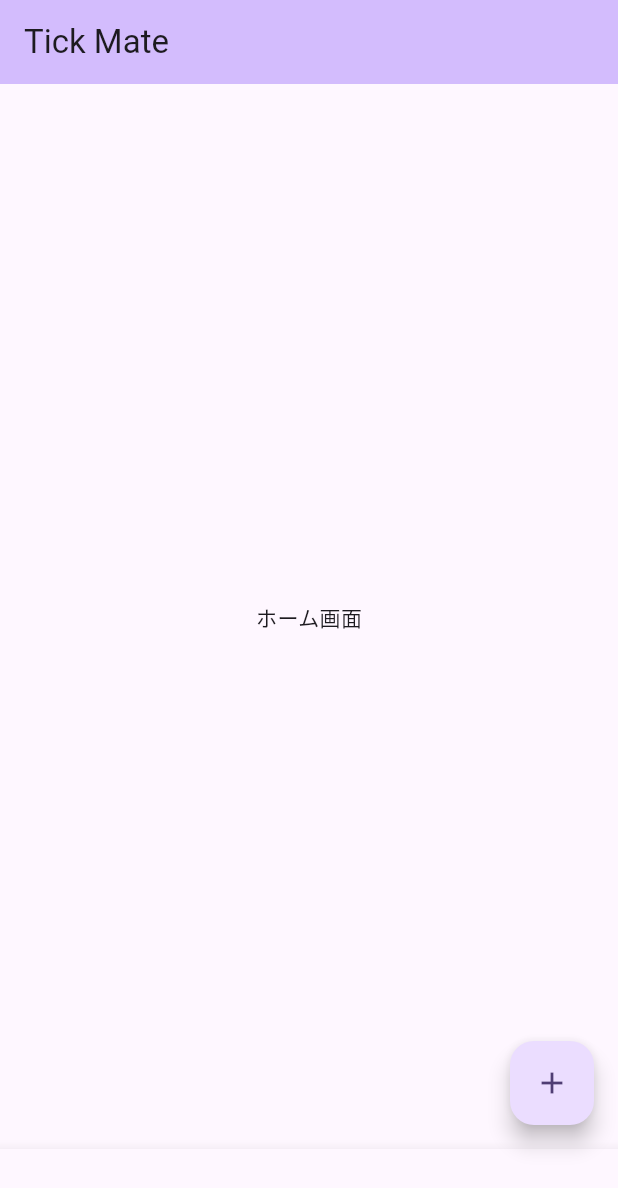
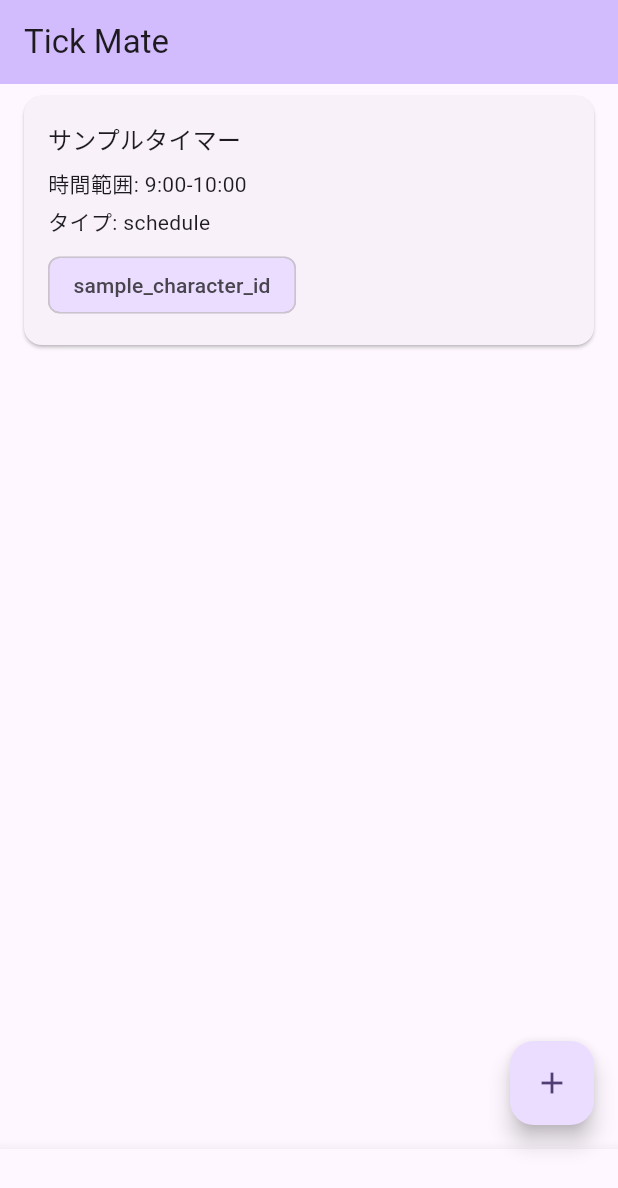
Before and after one commit to miu200521358/tick_mate_t3, a Flutter app: the screen it shows after launch, after a tap on the "add" icon, on a phone screen of 412 x 824 dp. Shown: the top 1188 px of the screen. Run offline on Flutter 3.47's test engine with Material 3 defaults, Android fonts, the phone set to English and light mode, and no system bars; our stand-ins replace dio, equatable, flutter_bloc, flutter_dotenv, flutter_secure_storage, get_it and 2 more; accounts and stored records are empty.

Commit message:
feat: flutter_blocの導入と基本セットアップ (Issue #34)
Co-Authored-By: miu <garnet200521358@gmail.com>

```diff
--- a/lib/main.dart
+++ b/lib/main.dart
@@ -7,8 +7,13 @@ import 'package:tick_mate_t3/config/config_dev.dart';
 import 'package:tick_mate_t3/config/config_prod.dart';
 import 'package:tick_mate_t3/config/config_stg.dart';
 import 'package:tick_mate_t3/core/constants/app_constants.dart';
+import 'package:tick_mate_t3/data/repositories/timer_repository_impl.dart';
+import 'package:tick_mate_t3/domain/usecases/timer/create_timer_usecase.dart';
+import 'package:tick_mate_t3/domain/usecases/timer/get_timers_usecase.dart';
 import 'package:tick_mate_t3/presentation/bloc/app/app_bloc.dart';
 import 'package:tick_mate_t3/presentation/bloc/app/app_event.dart';
+import 'package:tick_mate_t3/presentation/bloc/timer/timer_bloc.dart';
+import 'package:tick_mate_t3/presentation/bloc/timer/timer_event.dart';
 import 'package:tick_mate_t3/presentation/screens/home/home_screen.dart';
 
 final getIt = GetIt.instance;
@@ -54,6 +59,13 @@ void _setupConfig() {
   // get_it にシングルトンとして登録
   getIt.registerSingleton<AppConfig>(config);
 
+  // リポジトリの登録
+  getIt.registerFactory(() => TimerRepositoryImpl());
+
+  // ユースケースの登録
+  getIt.registerFactory(() => GetTimersUseCase(getIt<TimerRepositoryImpl>()));
+  getIt.registerFactory(() => CreateTimerUseCase(getIt<TimerRepositoryImpl>()));
+
   // ignore: avoid_print
   print(
     'Initialized with environment: $environment, baseUrl: ${config.baseUrl}, '
@@ -67,26 +79,20 @@ class MyApp extends StatelessWidget {
   // This widget is the root of your application.
   @override
   Widget build(BuildContext context) {
-    return BlocProvider(
-      create: (context) => AppBloc()..add(const AppStarted()),
+    return MultiBlocProvider(
+      providers: [
+        BlocProvider(create: (context) => AppBloc()..add(const AppStarted())),
+        BlocProvider(
+          create:
+              (context) => TimerBloc(
+                getTimersUseCase: getIt<GetTimersUseCase>(),
+                createTimerUseCase: getIt<CreateTimerUseCase>(),
+              )..add(const TimersLoaded()),
+        ),
+      ],
       child: MaterialApp(
         title: 'Tick Mate',
         theme: ThemeData(
-          // This is the theme of your application.
-          //
-          // TRY THIS: Try running your application with "flutter run". You'll see
-          // the application has a purple toolbar. Then, without quitting the app,
-          // try changing the seedColor in the colorScheme below to Colors.green
-          // and then invoke "hot reload" (save your changes or press the "hot
-          // reload" button in a Flutter-supported IDE, or press "r" if you used
-          // the command line to start the app).
-          //
-          // Notice that the counter didn't reset back to zero; the application
-          // state is not lost during the reload. To reset the state, use hot
-          // restart instead.
-          //
-          // This works for code too, not just values: Most code changes can be
-          // tested with just a hot reload.
           colorScheme: ColorScheme.fromSeed(seedColor: Colors.deepPurple),
         ),
         home: const HomeScreen(),
--- /dev/null
+++ b/lib/presentation/bloc/timer/timer_bloc.dart
@@ -0,0 +1,80 @@
+import 'package:flutter_bloc/flutter_bloc.dart';
+import 'package:tick_mate_t3/domain/entities/timer_entity.dart';
+import 'package:tick_mate_t3/domain/usecases/timer/create_timer_usecase.dart';
+import 'package:tick_mate_t3/domain/usecases/timer/get_timers_usecase.dart';
+import 'package:tick_mate_t3/presentation/bloc/timer/timer_event.dart';
+import 'package:tick_mate_t3/presentation/bloc/timer/timer_state.dart';
+
+/// タイマー状態を管理するBLoC
+class TimerBloc extends Bloc<TimerEvent, TimerState> {
+  final GetTimersUseCase _getTimersUseCase;
+  final CreateTimerUseCase _createTimerUseCase;
+
+  TimerBloc({
+    required GetTimersUseCase getTimersUseCase,
+    required CreateTimerUseCase createTimerUseCase,
+  }) : _getTimersUseCase = getTimersUseCase,
+       _createTimerUseCase = createTimerUseCase,
+       super(const TimerInitial()) {
+    on<TimersLoaded>(_onTimersLoaded);
+    on<TimerCreated>(_onTimerCreated);
+    on<TimerDeleted>(_onTimerDeleted);
+  }
+
+  /// タイマー読み込みイベントの処理
+  Future<void> _onTimersLoaded(
+    TimersLoaded event,
+    Emitter<TimerState> emit,
+  ) async {
+    emit(const TimerLoading());
+    try {
+      final timers = await _getTimersUseCase.execute();
+      emit(TimerLoaded(timers: timers));
+    } catch (e) {
+      emit(TimerError(message: e.toString()));
+    }
+  }
+
+  /// タイマー作成イベントの処理
+  Future<void> _onTimerCreated(
+    TimerCreated event,
+    Emitter<TimerState> emit,
+  ) async {
+    emit(const TimerLoading());
+    try {
+      final timer = await _createTimerUseCase.execute(
+        title: event.title,
+        dateTime: event.dateTime,
+        timeRange: event.timeRange,
+        timerType: event.timerType,
+        repeatType: event.repeatType,
+        characterIds: event.characterIds,
+        notificationSound: event.notificationSound,
+        location: event.location,
+        useCurrentLocation: event.useCurrentLocation,
+      );
+
+      // 現在の状態がTimerLoadedの場合、新しいタイマーを追加
+      if (state is TimerLoaded) {
+        final currentState = state as TimerLoaded;
+        final updatedTimers = List<TimerEntity>.from(currentState.timers)
+          ..add(timer);
+        emit(currentState.copyWith(timers: updatedTimers));
+      } else {
+        // それ以外の場合は、1つのタイマーだけを含む新しいリストを作成
+        emit(TimerLoaded(timers: [timer]));
+      }
+    } catch (e) {
+      emit(TimerError(message: e.toString()));
+    }
+  }
+
+  /// タイマー削除イベントの処理
+  Future<void> _onTimerDeleted(
+    TimerDeleted event,
+    Emitter<TimerState> emit,
+  ) async {
+    // 実装は後のIssueで追加
+    // TODO: タイマー削除機能の実装
+  }
+}
--- /dev/null
+++ b/lib/presentation/bloc/timer/timer_event.dart
@@ -0,0 +1,63 @@
+import 'package:equatable/equatable.dart';
+import 'package:tick_mate_t3/domain/entities/timer_entity.dart';
+
+/// タイマーBLoCのイベント基底クラス
+abstract class TimerEvent extends Equatable {
+  const TimerEvent();
+
+  @override
+  List<Object?> get props => [];
+}
+
+/// タイマー読み込みイベント
+class TimersLoaded extends TimerEvent {
+  const TimersLoaded();
+}
+
+/// タイマー作成イベント
+class TimerCreated extends TimerEvent {
+  final String title;
+  final DateTime? dateTime;
+  final String? timeRange;
+  final TimerType timerType;
+  final RepeatType repeatType;
+  final List<String> characterIds;
+  final String? notificationSound;
+  final String? location;
+  final bool useCurrentLocation;
+
+  const TimerCreated({
+    required this.title,
+    this.dateTime,
+    this.timeRange,
+    required this.timerType,
+    required this.repeatType,
+    required this.characterIds,
+    this.notificationSound,
+    this.location,
+    this.useCurrentLocation = false,
+  });
+
+  @override
+  List<Object?> get props => [
+    title,
+    dateTime,
+    timeRange,
+    timerType,
+    repeatType,
+    characterIds,
+    notificationSound,
+    location,
+    useCurrentLocation,
+  ];
+}
+
+/// タイマー削除イベント
+class TimerDeleted extends TimerEvent {
+  final String id;
+
+  const TimerDeleted({required this.id});
+
+  @override
+  List<Object?> get props => [id];
+}
--- /dev/null
+++ b/lib/presentation/bloc/timer/timer_state.dart
@@ -0,0 +1,45 @@
+import 'package:equatable/equatable.dart';
+import 'package:tick_mate_t3/domain/entities/timer_entity.dart';
+
+/// タイマーBLoCの状態基底クラス
+abstract class TimerState extends Equatable {
+  const TimerState();
+
+  @override
+  List<Object?> get props => [];
+}
+
+/// タイマー初期状態
+class TimerInitial extends TimerState {
+  const TimerInitial();
+}
+
+/// タイマー読み込み中状態
+class TimerLoading extends TimerState {
+  const TimerLoading();
+}
+
+/// タイマー読み込み完了状態
+class TimerLoaded extends TimerState {
+  final List<TimerEntity> timers;
+
+  const TimerLoaded({required this.timers});
+
+  /// 新しい状態を作成
+  TimerLoaded copyWith({List<TimerEntity>? timers}) {
+    return TimerLoaded(timers: timers ?? this.timers);
+  }
+
+  @override
+  List<Object?> get props => [timers];
+}
+
+/// タイマーエラー状態
+class TimerError extends TimerState {
+  final String message;
+
+  const TimerError({required this.message});
+
+  @override
+  List<Object?> get props => [message];
+}
--- a/lib/presentation/screens/home/home_screen.dart
+++ b/lib/presentation/screens/home/home_screen.dart
@@ -1,7 +1,12 @@
 import 'package:flutter/material.dart';
 import 'package:flutter_bloc/flutter_bloc.dart';
+import 'package:tick_mate_t3/domain/entities/timer_entity.dart';
 import 'package:tick_mate_t3/presentation/bloc/app/app_bloc.dart';
 import 'package:tick_mate_t3/presentation/bloc/app/app_state.dart';
+import 'package:tick_mate_t3/presentation/bloc/timer/timer_bloc.dart';
+import 'package:tick_mate_t3/presentation/bloc/timer/timer_event.dart';
+import 'package:tick_mate_t3/presentation/bloc/timer/timer_state.dart';
+import 'package:tick_mate_t3/presentation/widgets/timer_card_widget.dart';
 
 /// ホーム画面
 class HomeScreen extends StatelessWidget {
@@ -16,14 +21,34 @@ class HomeScreen extends StatelessWidget {
             title: const Text('Tick Mate'),
             backgroundColor: Theme.of(context).colorScheme.inversePrimary,
           ),
-          body: Center(
-            child: Column(
-              mainAxisAlignment: MainAxisAlignment.center,
-              children: <Widget>[
-                const Text('ホーム画面'),
-                // TODO: タイマーリストの表示を実装
-              ],
-            ),
+          body: BlocBuilder<TimerBloc, TimerState>(
+            builder: (context, timerState) {
+              if (timerState is TimerInitial || timerState is TimerLoading) {
+                return const Center(child: CircularProgressIndicator());
+              } else if (timerState is TimerLoaded) {
+                return timerState.timers.isEmpty
+                    ? const Center(child: Text('タイマーがありません。追加してください。'))
+                    : ListView.builder(
+                      itemCount: timerState.timers.length,
+                      itemBuilder: (context, index) {
+                        final timer = timerState.timers[index];
+                        return TimerCardWidget(
+                          title: timer.title,
+                          dateTime: timer.dateTime,
+                          timeRange: timer.timeRange,
+                          timerType: timer.timerType.toString().split('.').last,
+                          characters: timer.characterIds,
+                          onTap: () {
+                            // TODO: タイマー詳細画面への遷移を実装
+                          },
+                        );
+                      },
+                    );
+              } else if (timerState is TimerError) {
+                return Center(child: Text('エラー: ${timerState.message}'));
+              }
+              return const Center(child: Text('不明な状態です'));
+            },
           ),
           bottomNavigationBar: BottomNavigationBar(
             currentIndex: 0,
@@ -44,7 +69,17 @@ class HomeScreen extends StatelessWidget {
           ),
           floatingActionButton: FloatingActionButton(
             onPressed: () {
-              // TODO: タイマー追加画面への遷移を実装
+              // サンプルとしてタイマー作成イベントを発火
+              context.read<TimerBloc>().add(
+                const TimerCreated(
+                  title: 'サンプルタイマー',
+                  timerType: TimerType.schedule,
+                  repeatType: RepeatType.none,
+                  characterIds: ['sample_character_id'],
+                  dateTime: null,
+                  timeRange: '9:00-10:00',
+                ),
+              );
             },
             tooltip: 'タイマーを追加',
             child: const Icon(Icons.add),
```
Also changed, not shown: 1 other file.
